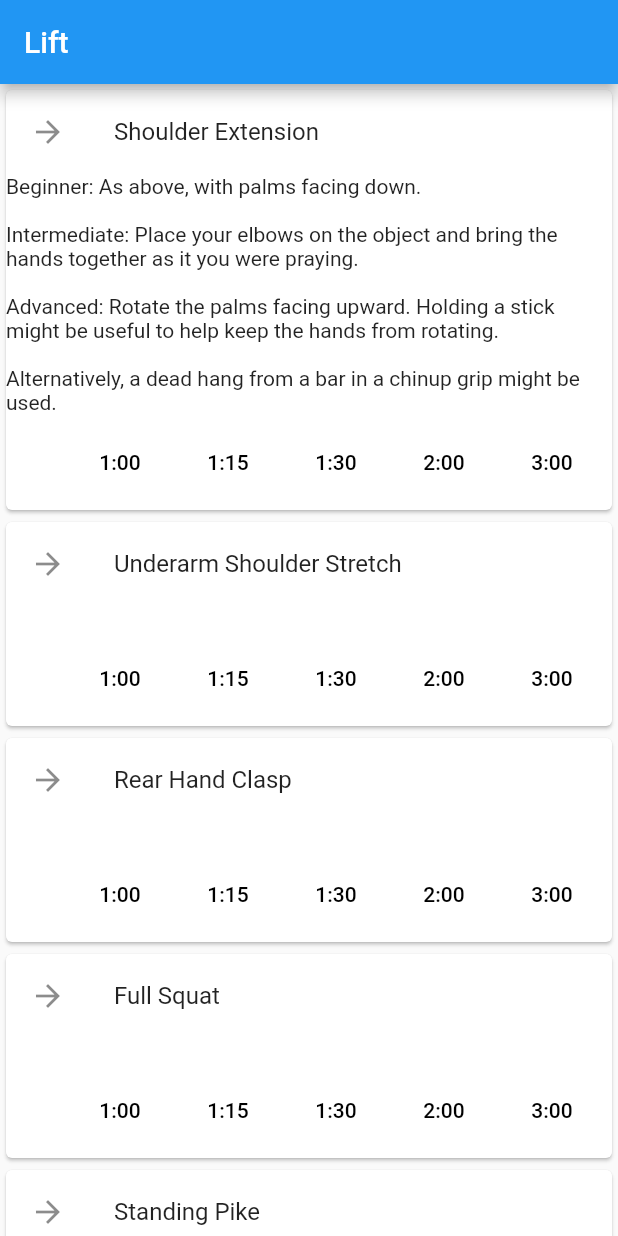
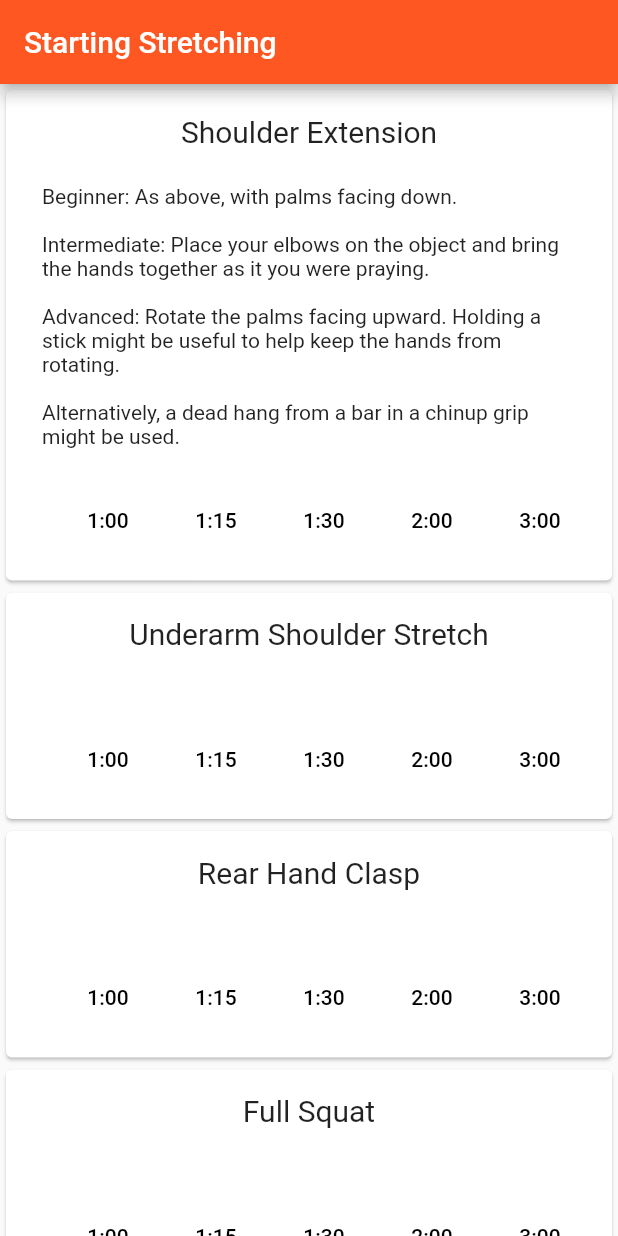
Before and after one commit to JasonAHeron/StartingStretching, a Flutter app: the screen it shows after launch, on a phone screen of 412 x 824 dp. Run offline on Flutter 3.47's test engine with Material 2 defaults, Android fonts, the phone set to English and light mode, and no system bars; our stand-ins replace audioplayers, percent_indicator.

Commit message:
clean up timer presets and text formatting

```diff
--- a/lib/main.dart
+++ b/lib/main.dart
@@ -4,15 +4,23 @@ import 'timer.dart';
 
 void main() => runApp(MyApp());
 
+const TIMER_PRESETS = [
+  {"title": '1:00', "duration": Duration(minutes: 1)},
+  {"title": '1:15', "duration": Duration(minutes: 1, seconds: 15)},
+  {"title": '1:30', "duration": Duration(minutes: 1, seconds: 30)},
+  {"title": '2:00', "duration": Duration(minutes: 2)},
+  {"title": '3:00', "duration": Duration(minutes: 3)},
+];
+
 class MyApp extends StatelessWidget {
   @override
   Widget build(BuildContext context) {
     return MaterialApp(
-      title: 'Lift',
+      title: 'Starting Stretching',
       theme: ThemeData(
-        primarySwatch: Colors.blue,
+        primarySwatch: Colors.deepOrange,
       ),
-      home: MyHomePage(title: 'Lift'),
+      home: MyHomePage(title: 'Starting Stretching'),
     );
   }
 }
@@ -103,54 +111,39 @@ class StretchCard extends StatelessWidget {
   @override
   Widget build(BuildContext context) {
     return Card(
+      child: Padding(
+        padding: const EdgeInsets.all(8.0),
         child: Column(
           mainAxisSize: MainAxisSize.min,
           children: <Widget>[
-          ListTile(
-            leading: Icon(Icons.arrow_forward),
-            title: Text(title),
+            Padding(
+              padding: const EdgeInsets.all(8.0),
+              child: Text(
+                title,
+                style: TextStyle(fontSize: 20),
+                textAlign: TextAlign.start,
               ),
-          Text(mainText),
+            ),
+            Padding(
+              padding: const EdgeInsets.all(16.0),
+              child: mainText.isEmpty ? Container() : Text(mainText),
+            ),
             ButtonTheme.bar(
               child: ButtonBar(
-              children: <Widget>[
-                FlatButton(
-                  child: Text('1:00'),
-                  onPressed: () {
-                    _showTimer(context, title, Duration(minutes: 1));
-                  },
-                ),
-                FlatButton(
-                  child: Text('1:15'),
+                children: TIMER_PRESETS
+                    .map((timer) => FlatButton(
+                          child: Text(timer["title"]),
                           onPressed: () {
                             _showTimer(
-                        context, title, Duration(minutes: 1, seconds: 15));
+                                context, timer["title"], timer["duration"]);
                           },
+                        ))
+                    .toList(),
               ),
-                FlatButton(
-                  child: Text('1:30'),
-                  onPressed: () {
-                    _showTimer(
-                        context, title, Duration(minutes: 1, seconds: 30));
-                  },
-                ),
-                FlatButton(
-                  child: Text('2:00'),
-                  onPressed: () {
-                    _showTimer(context, title, Duration(minutes: 2));
-                  },
-                ),
-                FlatButton(
-                  child: Text('3:00'),
-                  onPressed: () {
-                    _showTimer(context, title, Duration(minutes: 3));
-                  },
             ),
           ],
         ),
       ),
-        ],
-      ),
     );
   }
 }
```
Lines whose indentation alone changed are shown as unchanged.
